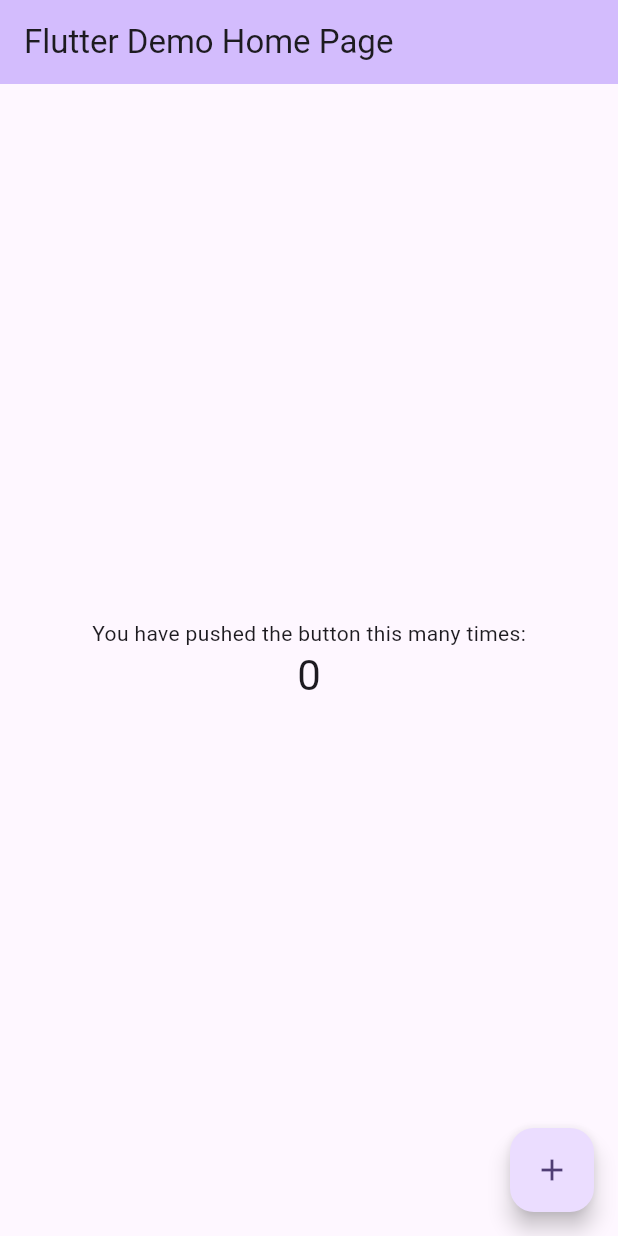
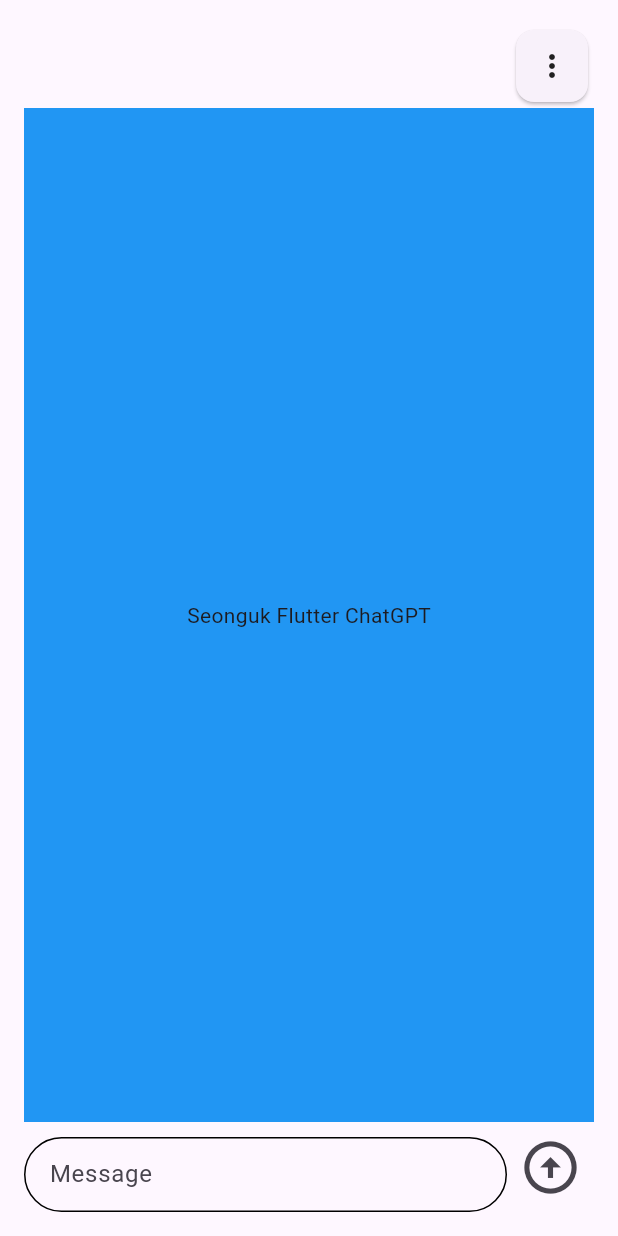
Before and after one commit to seongukHEO/FlutterUseChatGPT, a Flutter app: the screen it shows after launch, on a phone screen of 412 x 824 dp. Run offline on Flutter 3.47's test engine with Material 3 defaults, Android fonts, the phone set to English and light mode, and no system bars.

Commit message:
feat : 홈화면 구현

```diff
--- a/lib/main.dart
+++ b/lib/main.dart
@@ -13,21 +13,6 @@ class MyApp extends StatelessWidget {
     return MaterialApp(
       title: 'Flutter Demo',
       theme: ThemeData(
-        // This is the theme of your application.
-        //
-        // TRY THIS: Try running your application with "flutter run". You'll see
-        // the application has a purple toolbar. Then, without quitting the app,
-        // try changing the seedColor in the colorScheme below to Colors.green
-        // and then invoke "hot reload" (save your changes or press the "hot
-        // reload" button in a Flutter-supported IDE, or press "r" if you used
-        // the command line to start the app).
-        //
-        // Notice that the counter didn't reset back to zero; the application
-        // state is not lost during the reload. To reset the state, use hot
-        // restart instead.
-        //
-        // This works for code too, not just values: Most code changes can be
-        // tested with just a hot reload.
         colorScheme: ColorScheme.fromSeed(seedColor: Colors.deepPurple),
         useMaterial3: true,
       ),
@@ -38,16 +23,6 @@ class MyApp extends StatelessWidget {
 
 class MyHomePage extends StatefulWidget {
   const MyHomePage({super.key, required this.title});
-
-  // This widget is the home page of your application. It is stateful, meaning
-  // that it has a State object (defined below) that contains fields that affect
-  // how it looks.
-
-  // This class is the configuration for the state. It holds the values (in this
-  // case the title) provided by the parent (in this case the App widget) and
-  // used by the build method of the State. Fields in a Widget subclass are
-  // always marked "final".
-
   final String title;
 
   @override
@@ -55,71 +30,109 @@ class MyHomePage extends StatefulWidget {
 }
 
 class _MyHomePageState extends State<MyHomePage> {
-  int _counter = 0;
 
-  void _incrementCounter() {
-    setState(() {
-      // This call to setState tells the Flutter framework that something has
-      // changed in this State, which causes it to rerun the build method below
-      // so that the display can reflect the updated values. If we changed
-      // _counter without calling setState(), then the build method would not be
-      // called again, and so nothing would appear to happen.
-      _counter++;
-    });
+  TextEditingController messageTextController = TextEditingController();
+
+  static const String _kStrings = "Seonguk Flutter ChatGPT";
+  String get _currentString => _kStrings;
+
+  //데이터
+  @override
+  void dispose() {
+    messageTextController.dispose();
+    super.dispose();
   }
 
   @override
   Widget build(BuildContext context) {
-    // This method is rerun every time setState is called, for instance as done
-    // by the _incrementCounter method above.
-    //
-    // The Flutter framework has been optimized to make rerunning build methods
-    // fast, so that you can just rebuild anything that needs updating rather
-    // than having to individually change instances of widgets.
     return Scaffold(
-      appBar: AppBar(
-        // TRY THIS: Try changing the color here to a specific color (to
-        // Colors.amber, perhaps?) and trigger a hot reload to see the AppBar
-        // change color while the other colors stay the same.
-        backgroundColor: Theme.of(context).colorScheme.inversePrimary,
-        // Here we take the value from the MyHomePage object that was created by
-        // the App.build method, and use it to set our appbar title.
-        title: Text(widget.title),
-      ),
-      body: Center(
-        // Center is a layout widget. It takes a single child and positions it
-        // in the middle of the parent.
+      body: SafeArea(
+        child:Padding(
+          padding: EdgeInsets.all(16.0),
           child: Column(
-          // Column is also a layout widget. It takes a list of children and
-          // arranges them vertically. By default, it sizes itself to fit its
-          // children horizontally, and tries to be as tall as its parent.
-          //
-          // Column has various properties to control how it sizes itself and
-          // how it positions its children. Here we use mainAxisAlignment to
-          // center the children vertically; the main axis here is the vertical
-          // axis because Columns are vertical (the cross axis would be
-          // horizontal).
-          //
-          // TRY THIS: Invoke "debug painting" (choose the "Toggle Debug Paint"
-          // action in the IDE, or press "p" in the console), to see the
-          // wireframe for each widget.
             mainAxisAlignment: MainAxisAlignment.center,
             children: <Widget>[
-            const Text(
-              'You have pushed the button this many times:',
+              Align(
+                alignment: Alignment.centerRight,
+                child: Card(
+                  child: PopupMenuButton(
+                    color: Colors.white,
+                    itemBuilder: (context){
+                      return [
+                        PopupMenuItem(child: ListTile(
+                          title: Text("히스토리"),
+                        )),
+                        PopupMenuItem(child: ListTile(
+                          title: Text("설정"),
+                        )),
+                        PopupMenuItem(child: ListTile(
+                          title: Text("새로운 채팅"),
+                        )),
+                      ];
+                    },
                   ),
-            Text(
-              '$_counter',
-              style: Theme.of(context).textTheme.headlineMedium,
                 ),
+              ),
+              Expanded(
+                  child: Container(
+                    color: Colors.blue,
+                    child: Center(
+                      child: Text(_kStrings),
+                    )
+                  )
+              ),
+              Dismissible(
+                key: Key("Chat-bar"),
+                direction: DismissDirection.startToEnd,
+                onDismissed: (d){
+                  if (d == DismissDirection.startToEnd) {
+                    //Dismiss 됐을 때 로직 처리
+                  }
+                },
+                //이건 우리가 지정한 bar가 넘어가질 때 보여질 것
+                background: Row(
+                  crossAxisAlignment: CrossAxisAlignment.center,
+                  children: [
+                    Text("NewChat")
                   ],
                 ),
+                confirmDismiss: (d)async{
+                  if (d == DismissDirection.startToEnd) {
+                    //로직 처리
+                  }
+                },
+                child: Row(
+                  children: [
+                    Expanded(
+                      child: Container(
+                        padding: EdgeInsets.symmetric(horizontal: 16),
+                        margin: EdgeInsets.fromLTRB(0, 10, 0, 0),
+                        decoration: BoxDecoration(
+                          borderRadius: BorderRadius.circular(32),
+                          border: Border.all()
                         ),
-      floatingActionButton: FloatingActionButton(
-        onPressed: _incrementCounter,
-        tooltip: 'Increment',
-        child: const Icon(Icons.add),
-      ), // This trailing comma makes auto-formatting nicer for build methods.
+                        child: TextField(
+                          controller: messageTextController,
+                          decoration: InputDecoration(
+                            //텍스트 필드의 밑줄 삭제
+                            border: InputBorder.none,
+                            hintText: "Message",
+                          ),
+                        ),
+                      ),
+                    ),
+                    IconButton(
+                      iconSize: 42,
+                        onPressed: (){},
+                        icon: Icon(Icons.arrow_circle_up),
+                    )
+                  ],
+                ),
+              )
+            ],
+          ),
+        )
+      ),
     );
   }
 }
```
Lines whose indentation alone changed are shown as unchanged.
